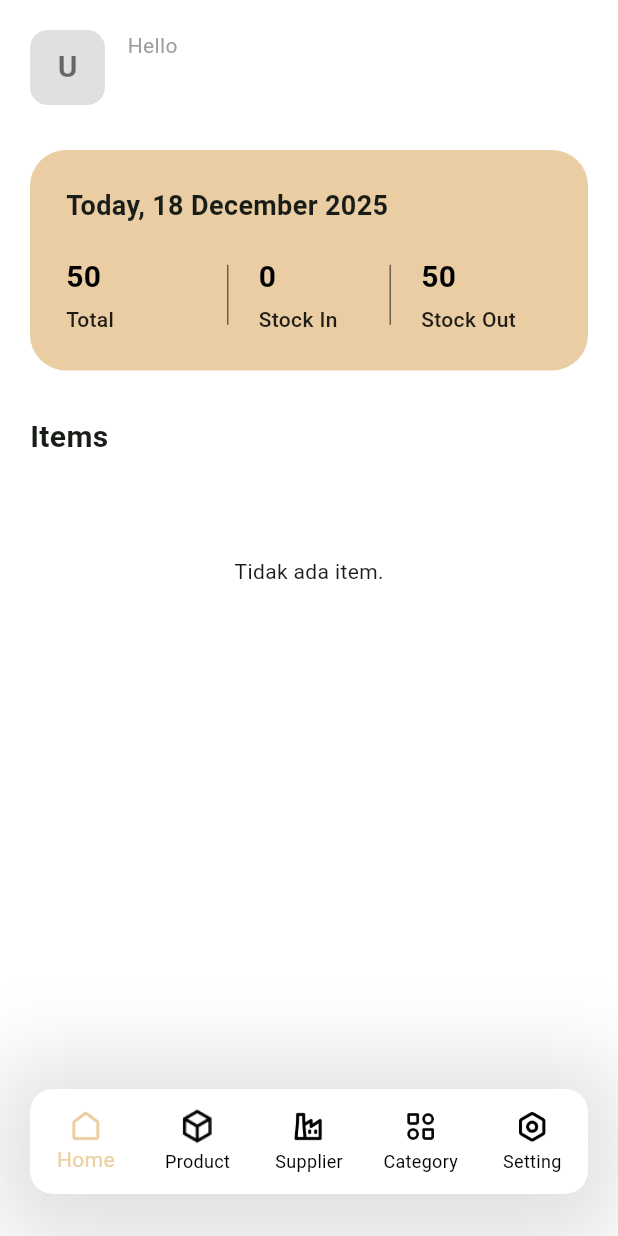
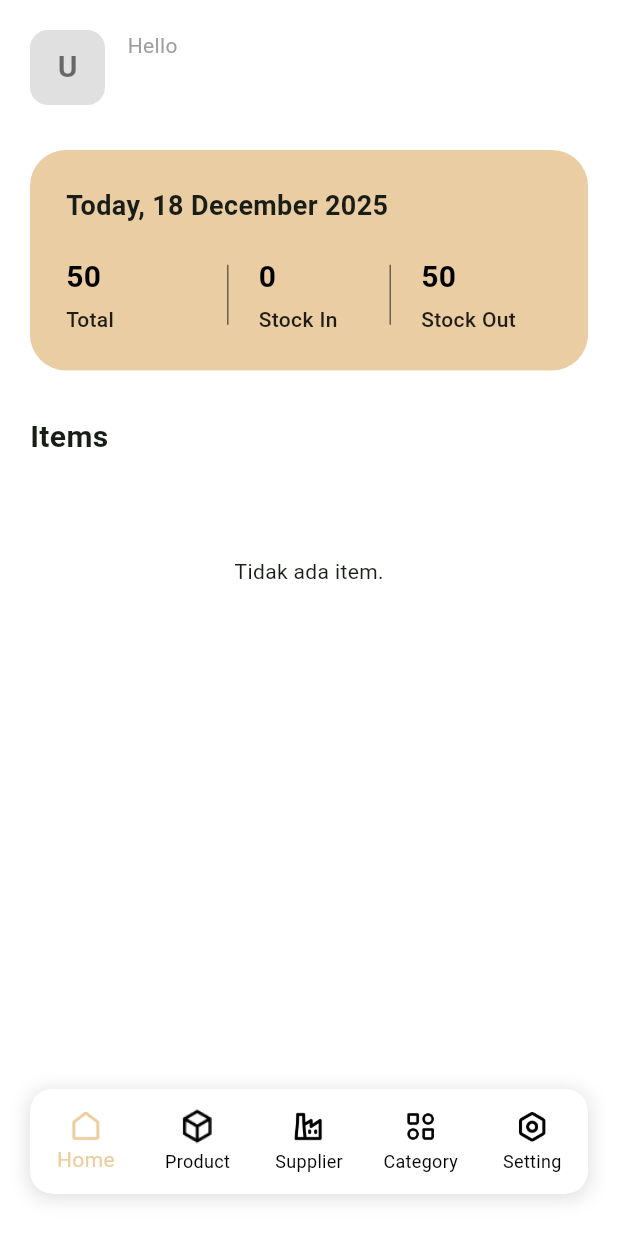
Before and after one commit to DenShubi/GudangKu, a Flutter app: the MainScreen screen opened directly, on a phone screen of 412 x 824 dp. Run offline on Flutter 3.47's test engine with Material 3 defaults, Android fonts, the phone set to English and light mode, and no system bars; our stand-ins replace image_picker, supabase_flutter; accounts and stored records are empty; Roboto replaces fonts that are missing (SFPro); statements that could not run were skipped.

Commit message:
UI Tweak

```diff
--- a/lib/core/widgets/custom_bottom_navbar.dart
+++ b/lib/core/widgets/custom_bottom_navbar.dart
@@ -13,22 +13,23 @@ class CustomBottomNavBar extends StatelessWidget {
 
   @override
   Widget build(BuildContext context) {
-    return Container(
-      height: 120,
+    return Padding(
       padding: const EdgeInsets.only(
-        top: 22,
         left: 20,
         right: 20,
         bottom: 28,
       ),
-      decoration: const BoxDecoration(
-        color: Colors.transparent,
-        boxShadow: [
+      child: Container(
+        height: 70,
+        decoration: BoxDecoration(
+          color: Colors.white,
+          borderRadius: BorderRadius.circular(15),
+          boxShadow: const [
             BoxShadow(
               color: Colors.black12,
-            blurRadius: 50,
+              blurRadius: 10,
               spreadRadius: 1,
-            offset: Offset(0, 5),
+              offset: Offset(0, 2),
             ),
           ],
         ),
@@ -131,6 +132,7 @@ class CustomBottomNavBar extends StatelessWidget {
           ],
           ),
         ),
+      ),
     );
   }
 }
--- a/lib/features/supplier/presentation/pages/supplier_detail_page.dart
+++ b/lib/features/supplier/presentation/pages/supplier_detail_page.dart
@@ -40,7 +40,7 @@ class SupplierDetailPage extends StatelessWidget {
             children: [
               const CustomHeader(
                 title: "Supplier",
-                showBackButton: false,
+                showBackButton: true,
               ),
               const SizedBox(height: 20),
               Row(
```
Lines whose indentation alone changed are shown as unchanged.
